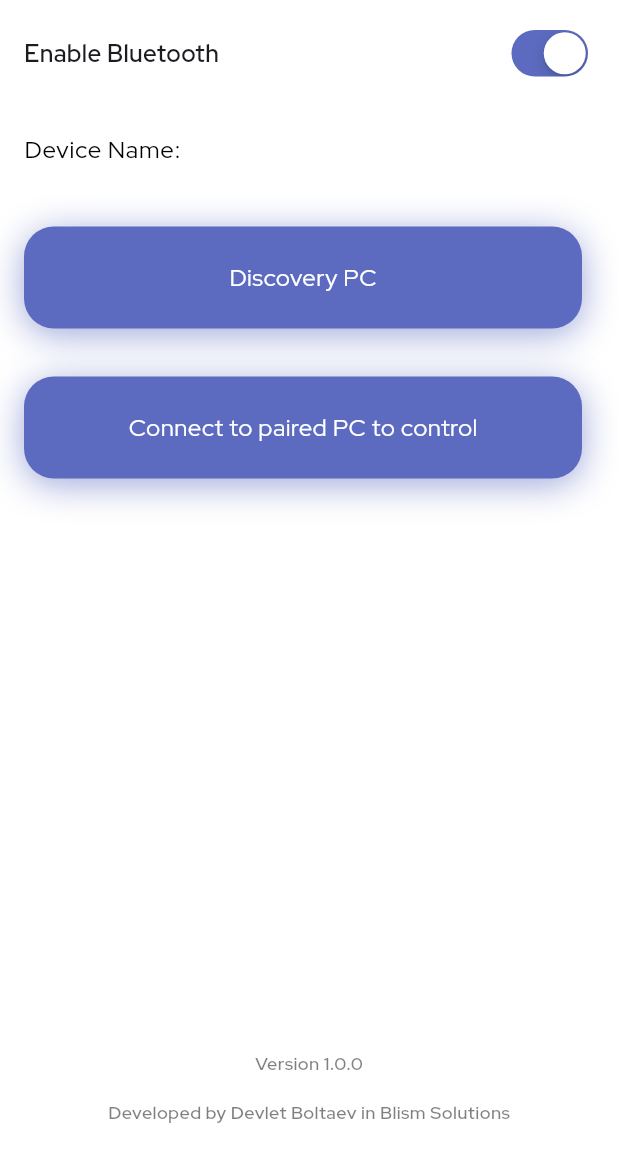
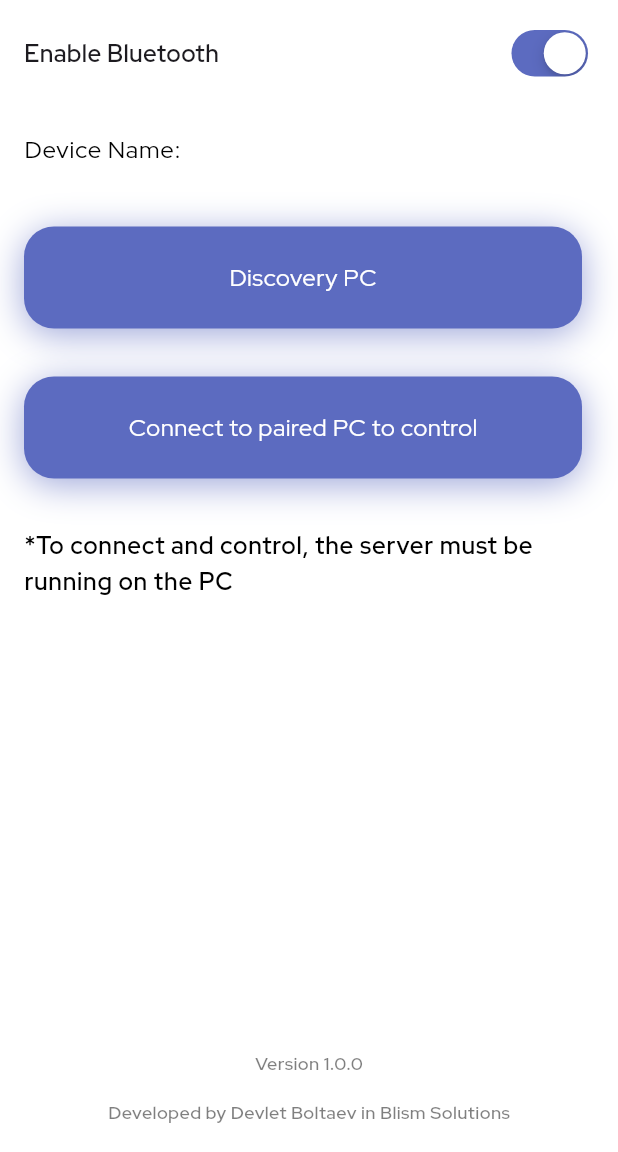
Before and after one commit to devleloper/slide_pilot_client, a Flutter app: the screen it shows after launch, on a phone screen of 412 x 824 dp, the part 84-1236 px from its top. Run offline on Flutter 3.47's test engine with Material 3 defaults, Android fonts, the phone set to English and light mode, and no system bars; our stand-ins replace firebase_core, flutter_bluetooth_serial, flutter_svg, google_fonts, permission_handler, sensors_plus and 1 more; missing offline and left inert: control_pad_plus, tutorial_coach_mark; accounts and stored records are empty.

Commit message:
Added features

```diff
--- a/lib/features/home/feature/home_screen.dart
+++ b/lib/features/home/feature/home_screen.dart
@@ -165,17 +165,6 @@ class _MainPage extends State<MainPage> {
               ),
             )),
           ),
-          // Visibility(
-          //   visible: _bluetoothState.isEnabled,
-          //   child: ListTile(
-          //     title: Text(
-          //       'Devices discovery and connection',
-          //       style: GoogleFonts.redHatDisplay(
-          //         fontSize: 16,
-          //       ),
-          //     ),
-          //   ),
-          // ),
           const SizedBox(height: 16),
           Visibility(
             visible: _bluetoothState.isEnabled,
@@ -225,6 +214,19 @@ class _MainPage extends State<MainPage> {
                       }
                     : null,
                 title: 'Connect to paired PC to control',
+              ),
+            ),
+          ),
+          const SizedBox(height: 16),
+          Visibility(
+            visible: _bluetoothState.isEnabled,
+            child: ListTile(
+              title: Text(
+                '*To connect and control, the server must be running on the PC',
+                style: GoogleFonts.redHatDisplay(
+                  fontSize: 16,
+                  fontWeight: FontWeight.w600,
+                ),
               ),
             ),
           ),
```
